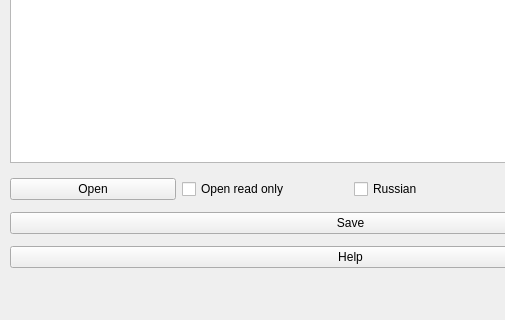
Qt form Lesson3/Lesson3_1/mainwindow.ui (napolnyi/Lesson_Qt) before a commit; both pictures show x 0 to 505 and y 338 to 658 of the 701 by 658 pixel window.
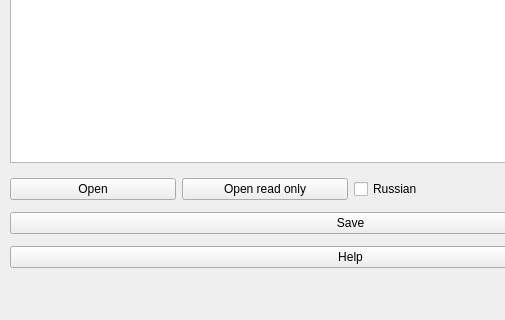
The same form after that commit.

The edit to the form file:
```diff
--- a/Lesson3/Lesson3_1/mainwindow.ui
+++ b/Lesson3/Lesson3_1/mainwindow.ui
@@ -59,18 +59,9 @@
         </widget>
        </item>
        <item>
-        <widget class="QCheckBox" name="onlyReadCheckBox">
+        <widget class="QPushButton" name="openReadOnlyButton">
          <property name="text">
-          <string>Open read only </string>
-         </property>
-         <property name="checkable">
-          <bool>true</bool>
-         </property>
-         <property name="checked">
-          <bool>false</bool>
-         </property>
-         <property name="tristate">
-          <bool>false</bool>
+          <string>Open read only</string>
          </property>
         </widget>
        </item>
```
